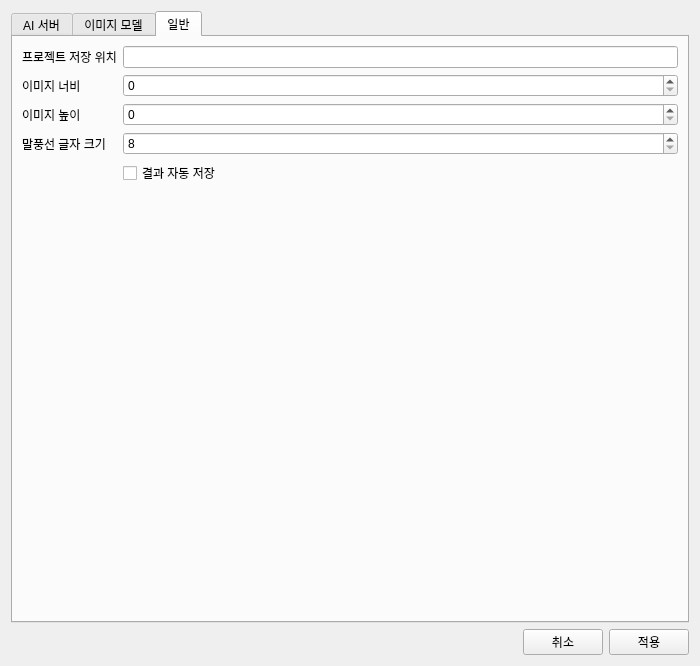
Before: the Qt Designer form ui/settings/settings_window.ui in Donian-kor/4cut_LocalComic_Studio, drawn with Qt 5.
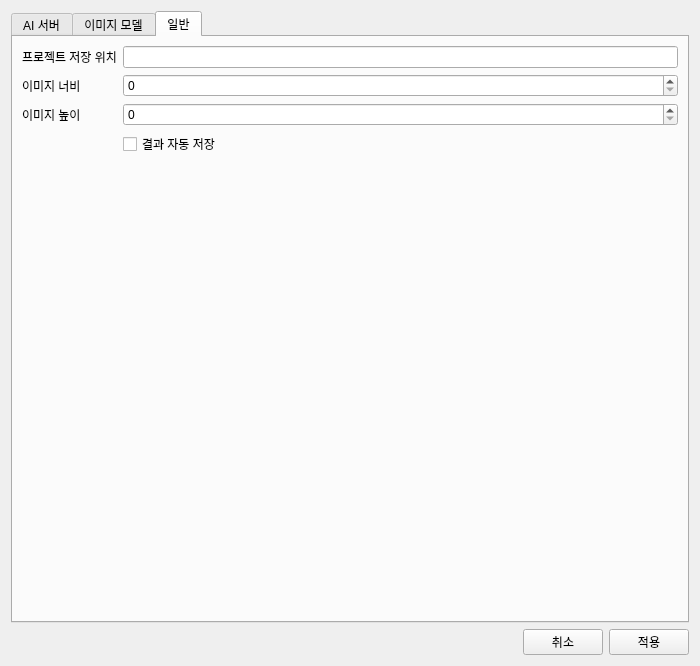
After: the same form once the commit is applied.

Diff of the .ui file:
```diff
--- a/ui/settings/settings_window.ui
+++ b/ui/settings/settings_window.ui
@@ -451,24 +451,7 @@
          </property>
         </widget>
        </item>
-       <item row="3" column="0">
-        <widget class="QLabel" name="label">
-         <property name="text">
-          <string>말풍선 글자 크기</string>
-         </property>
-        </widget>
-       </item>
        <item row="3" column="1">
-        <widget class="QSpinBox" name="bubbleFontSpin">
-         <property name="minimum">
-          <number>8</number>
-         </property>
-         <property name="maximum">
-          <number>200</number>
-         </property>
-        </widget>
-       </item>
-       <item row="4" column="1">
         <widget class="QCheckBox" name="autoSaveCheck">
          <property name="layoutDirection">
           <enum>Qt::LayoutDirection::LeftToRight</enum>
```
